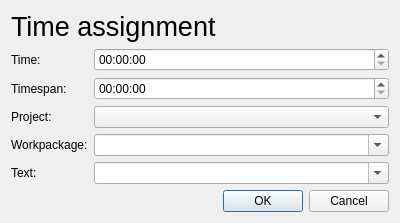
The window that dialogs/timeassignmentdialog.ui (0xFEEDC0DE64/DbZeiterfassung-advancedviewplugin) describes before a commit, drawn with Qt 5.
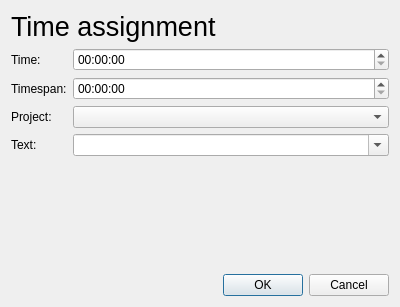
The same window after the commit.

What changed in the file:
```diff
--- a/dialogs/timeassignmentdialog.ui
+++ b/dialogs/timeassignmentdialog.ui
@@ -10,12 +10,6 @@
     <height>307</height>
    </rect>
   </property>
-  <property name="maximumSize">
-   <size>
-    <width>16777215</width>
-    <height>0</height>
-   </size>
-  </property>
   <property name="windowTitle">
    <string>Time assignment</string>
   </property>
@@ -65,13 +59,6 @@
       </widget>
      </item>
      <item row="3" column="0">
-      <widget class="QLabel" name="labelWorkpackage">
-       <property name="text">
-        <string>Workpackage:</string>
-       </property>
-      </widget>
-     </item>
-     <item row="4" column="0">
       <widget class="QLabel" name="labelText">
        <property name="text">
         <string>Text:</string>
@@ -96,16 +83,6 @@
       <widget class="QComboBox" name="comboBoxProject"/>
      </item>
      <item row="3" column="1">
-      <widget class="QComboBox" name="comboBoxWorkpackage">
-       <property name="editable">
-        <bool>true</bool>
-       </property>
-       <property name="insertPolicy">
-        <enum>QComboBox::NoInsert</enum>
-       </property>
-      </widget>
-     </item>
-     <item row="4" column="1">
       <widget class="QComboBox" name="comboBoxText">
        <property name="editable">
         <bool>true</bool>
```
Left out of the diff: 34 changed lines with no effect on the pictures.
